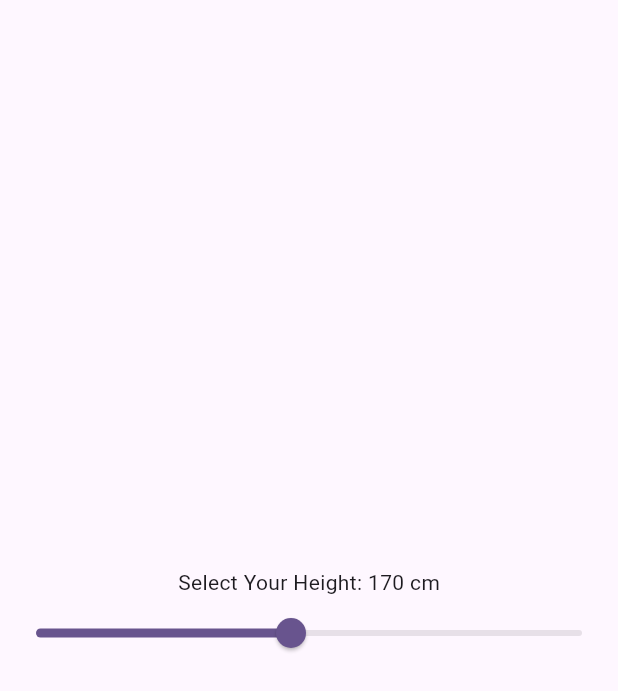
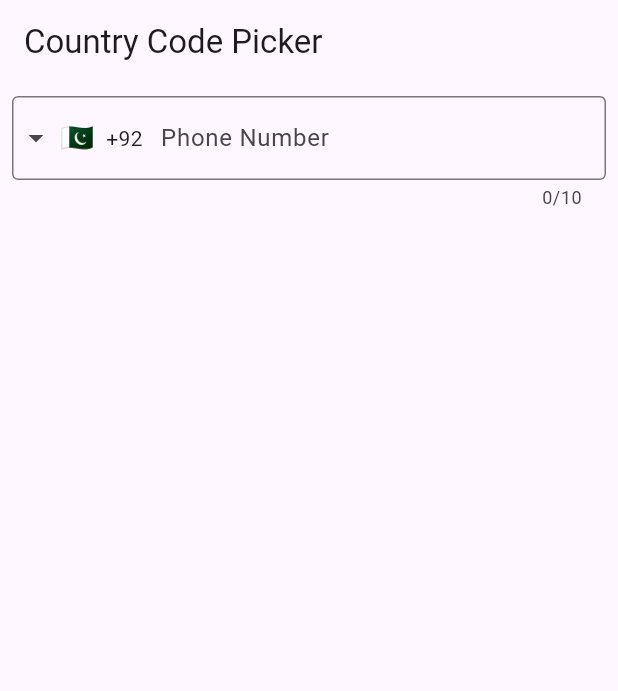
Before and after one commit to Usaid-Dev/Flutter_Widgets, a Flutter app: the screen it shows after launch, on a phone screen of 412 x 824 dp. Shown: the top 691 px of the screen. Run offline on Flutter 3.47's test engine with Material 3 defaults, Android fonts, the phone set to English and light mode, and no system bars; drawn by our look-alikes of intl_phone_field.

Commit message:
country code picker widget

```diff
--- a/lib/main.dart
+++ b/lib/main.dart
@@ -1,5 +1,5 @@
 import 'package:flutter/material.dart';
-import 'package:flutter_widget/widgets/custom_height_picker.dart';
+import 'package:flutter_widget/widgets/country_code.dart';
 
 void main() {
   runApp(const MyApp());
@@ -17,7 +17,7 @@ class MyApp extends StatelessWidget {
         colorScheme: ColorScheme.fromSeed(seedColor: Colors.deepPurple),
         useMaterial3: true,
       ),
-      home: const HeightPicker(),
+      home: CountryCode(),
     );
   }
 }
--- /dev/null
+++ b/lib/widgets/country_code.dart
@@ -0,0 +1,30 @@
+import 'package:flutter/material.dart';
+import 'package:intl_phone_field/intl_phone_field.dart';
+
+class CountryCode extends StatelessWidget {
+  const CountryCode({super.key});
+
+  @override
+  Widget build(BuildContext context) {
+    return MaterialApp(
+      home: Scaffold(
+        appBar: AppBar(title: const Text('Country Code Picker')),
+        body: Padding(
+          padding: const EdgeInsets.all(8.0),
+          child: IntlPhoneField(
+            decoration: const InputDecoration(
+              labelText: 'Phone Number',
+              border: OutlineInputBorder(
+                borderSide: BorderSide(),
+              ),
+            ),
+            initialCountryCode: 'PK',
+            onChanged: (phone) {
+              print(phone.completeNumber);
+            },
+          ),
+        ),
+      ),
+    );
+  }
+}
```
Also changed, not shown: pubspec.yaml (+4 -12 lines), pubspec.lock.
